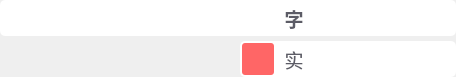
Qt form OneGrab/src/BtnBar.ui (whdicu/OneGrab) before a commit.
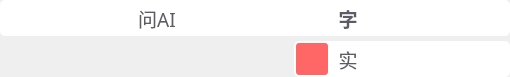
The same form after that commit. Icons and pictures are not drawn.

Diff of the .ui file:
```diff
--- a/OneGrab/src/BtnBar.ui
+++ b/OneGrab/src/BtnBar.ui
@@ -6,7 +6,7 @@
    <rect>
     <x>0</x>
     <y>0</y>
-    <width>456</width>
+    <width>510</width>
     <height>77</height>
    </rect>
   </property>
@@ -58,7 +58,7 @@
     <rect>
      <x>0</x>
      <y>0</y>
-     <width>456</width>
+     <width>510</width>
      <height>36</height>
     </rect>
    </property>
@@ -115,6 +115,31 @@
       </property>
      </widget>
     </item>
+    <item>
+     <widget class="QPushButton" name="btn_ask_ai">
+      <property name="minimumSize">
+       <size>
+        <width>54</width>
+        <height>32</height>
+       </size>
+      </property>
+      <property name="maximumSize">
+       <size>
+        <width>54</width>
+        <height>32</height>
+       </size>
+      </property>
+      <property name="font">
+       <font>
+        <family>黑体</family>
+        <pointsize>14</pointsize>
+       </font>
+      </property>
+      <property name="text">
+       <string>问AI</string>
+      </property>
+     </widget>
+    </item>
     <item>
      <widget class="QPushButton" name="btn_rect">
       <property name="sizePolicy">
@@ -495,7 +520,7 @@
     <rect>
      <x>0</x>
      <y>41</y>
-     <width>456</width>
+     <width>510</width>
      <height>36</height>
     </rect>
    </property>
```
